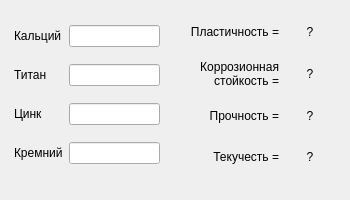
AudasViator/SearchAdd, file attempt.ui: the form before one commit.
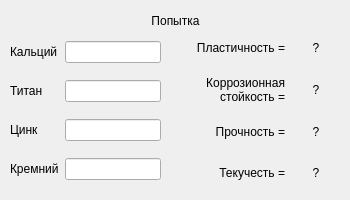
The form after the commit.

What changed in the file:
```diff
--- a/attempt.ui
+++ b/attempt.ui
@@ -34,9 +34,9 @@
   <widget class="QWidget" name="horizontalLayoutWidget">
    <property name="geometry">
     <rect>
-     <x>14</x>
-     <y>14</y>
-     <width>321</width>
+     <x>10</x>
+     <y>30</y>
+     <width>331</width>
      <height>161</height>
     </rect>
    </property>
@@ -209,6 +209,22 @@
     </item>
    </layout>
   </widget>
+  <widget class="QLabel" name="numberLabel">
+   <property name="geometry">
+    <rect>
+     <x>10</x>
+     <y>10</y>
+     <width>331</width>
+     <height>21</height>
+    </rect>
+   </property>
+   <property name="text">
+    <string>Попытка</string>
+   </property>
+   <property name="alignment">
+    <set>Qt::AlignCenter</set>
+   </property>
+  </widget>
  </widget>
  <resources/>
  <connections/>
```
